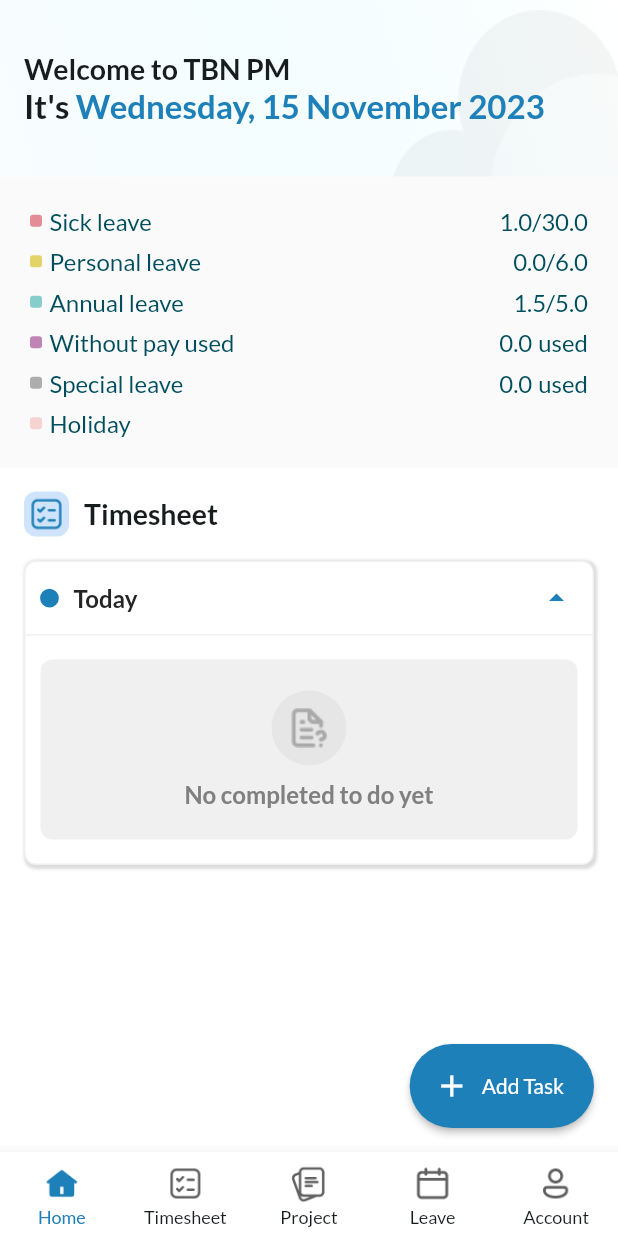
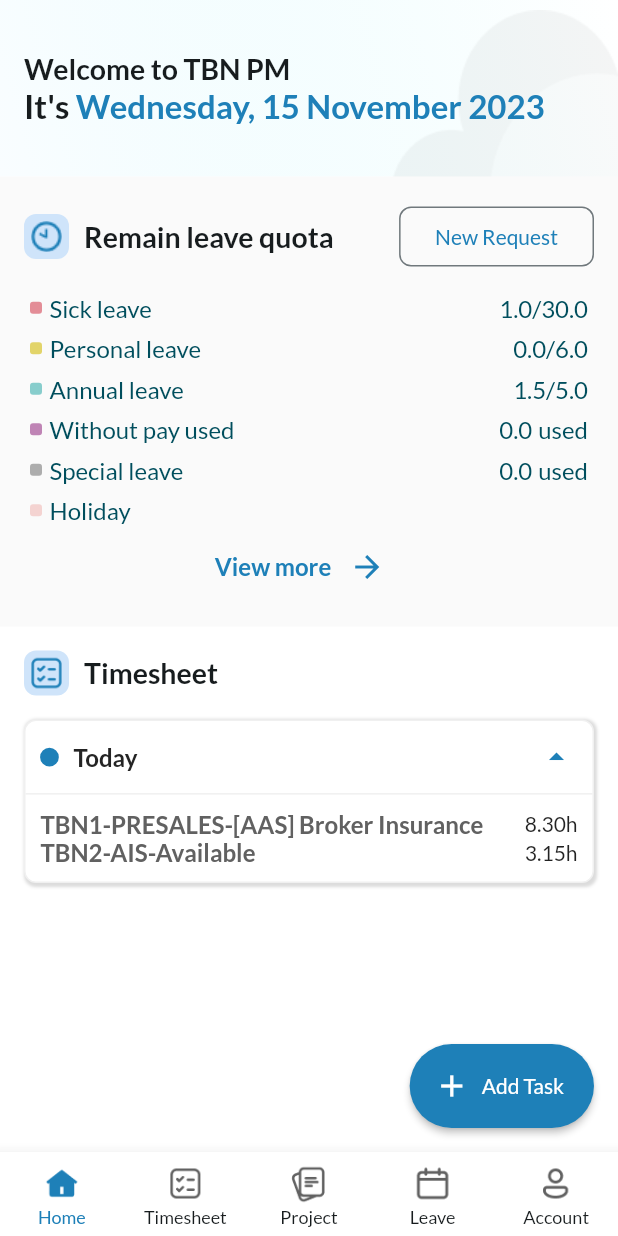
Before and after one commit to vlerbron/timesheet, a Flutter app: the HomePage screen opened by its route, on a phone screen of 412 x 824 dp. Run offline on Flutter 3.47's test engine with Material 2 defaults, Android fonts, the light colour scheme and no system bars; our stand-ins replace dartz, dio, equatable, file_picker, flutter_dotenv, flutter_riverpod and 6 more; missing offline and left inert: events_emitter, file_previewer, flutter_flavor; accounts and stored records are empty.

Commit message:
Modify layout home page.
Modify layout home page.

```diff
--- a/lib/data/datasources/dummies/dummy_task.dart
+++ b/lib/data/datasources/dummies/dummy_task.dart
@@ -9,7 +9,7 @@ List<TaskEntity> dummyTasks = [
     taskDetail: 'Flutter Self Learning',
     duration: const Duration(hours: 8, minutes: 30),
     issue: dummySelectIssue[0],
-    taskDate: DateTime.utc(2023, 11, 13),
+    taskDate: DateTime.utc(2023, 11, 15),
   ),
   TaskEntity(
     id: const Uuid().v4(),
@@ -17,7 +17,7 @@ List<TaskEntity> dummyTasks = [
     taskDetail: 'Drawing',
     duration: const Duration(hours: 3, minutes: 15),
     issue: dummySelectIssue[1],
-    taskDate: DateTime.utc(2023, 11, 13),
+    taskDate: DateTime.utc(2023, 11, 15),
   ),
   TaskEntity(
     id: const Uuid().v4(),
--- a/lib/presentation/pages/home/home_page.dart
+++ b/lib/presentation/pages/home/home_page.dart
@@ -1,3 +1,4 @@
+import 'package:events_emitter/emitters/event_emitter.dart';
 import 'package:flutter/material.dart';
 import 'package:flutter_riverpod/flutter_riverpod.dart';
 import 'package:intl/intl.dart';
@@ -17,6 +18,15 @@ class HomePage extends ConsumerStatefulWidget {
 }
 
 class _HomePageState extends ConsumerState<HomePage> {
+  @override
+  void didChangeDependencies() {
+    super.didChangeDependencies();
+    final EventEmitter events = ref.watch(timesheetEventProvider);
+    events.on(TimesheetRebuildEvent.kTimesheetRebuild, (_) {
+      if (mounted) setState(() {});
+    });
+  }
+
   @override
   Widget build(BuildContext context) {
     final ColorScheme colorScheme = Theme.of(context).colorScheme;
@@ -105,12 +115,76 @@ class _HomePageState extends ConsumerState<HomePage> {
                       decoration: BoxDecoration(
                         color: colorScheme.primaryContainer,
                       ),
-                      child: AnnualStatisticData(
-                        leaveQuota: currentLeaveQuota,
-                        showHeader: false,
-                        showHoliday: true,
-                        textColor:
-                            Theme.of(context).colorScheme.onPrimaryContainer,
+                      child: Column(
+                        children: [
+                          Row(
+                            children: [
+                              Container(
+                                width: 30,
+                                height: 30,
+                                decoration: BoxDecoration(
+                                  borderRadius: BorderRadius.circular(
+                                      kWidgetCircularRadius),
+                                  color: const Color(0xFFCFE4FA),
+                                ),
+                                child: Image.asset(
+                                    'assets/icons/icon-remain-leave-quota.png'),
+                              ),
+                              Padding(
+                                padding: const EdgeInsets.only(
+                                    left: kWidgetLineSpace),
+                                child: Text(
+                                  'Remain leave quota',
+                                  style: textTheme.titleLarge!.copyWith(
+                                    color: Theme.of(context)
+                                        .colorScheme
+                                        .onBackground,
+                                    fontSize: 19,
+                                  ),
+                                ),
+                              ),
+                              const Spacer(),
+                              OutlinedButton(
+                                onPressed: () {},
+                                style: OutlinedButton.styleFrom(
+                                  shape: RoundedRectangleBorder(
+                                    borderRadius: BorderRadius.circular(
+                                        kWidgetCircularRadius),
+                                    side: BorderSide(
+                                        width: 1, color: colorScheme.primary),
+                                  ),
+                                ),
+                                child: const Text('New Request'),
+                              ),
+                            ],
+                          ),
+                          Padding(
+                            padding:
+                                const EdgeInsets.only(top: kWidgetLineSpace),
+                            child: AnnualStatisticData(
+                              leaveQuota: currentLeaveQuota,
+                              showHeader: false,
+                              showHoliday: true,
+                              textColor: Theme.of(context)
+                                  .colorScheme
+                                  .onPrimaryContainer,
+                            ),
+                          ),
+                          Row(
+                            mainAxisAlignment: MainAxisAlignment.center,
+                            children: [
+                              Text(
+                                'View more',
+                                style: textTheme.titleMedium!
+                                    .copyWith(color: colorScheme.primary),
+                              ),
+                              IconButton(
+                                  icon: const Icon(Icons.arrow_forward),
+                                  color: colorScheme.primary,
+                                  onPressed: () {}),
+                            ],
+                          ),
+                        ],
                       ),
                     ),
                     Padding(
@@ -152,9 +226,7 @@ class _HomePageState extends ConsumerState<HomePage> {
                 onPressed: () {
                   ref.read(taskProvider.notifier).setNewTaskState(
                       DateFormat('EEEE').format(todayDate), todayDate);
-                  Navigator.of(context)
-                      .pushNamed(Routes.newEditTaskPage)
-                      .then((_) => setState(() {}));
+                  Navigator.of(context).pushNamed(Routes.newEditTaskPage);
                 }),
           ],
         ),
--- a/lib/presentation/pages/timesheet/new_edit_task_page.dart
+++ b/lib/presentation/pages/timesheet/new_edit_task_page.dart
@@ -138,7 +138,9 @@ class _NewEditTaskState extends ConsumerState<NewEditTaskPage>
   Widget build(BuildContext context) {
     return Scaffold(
       appBar: AppBar(
-        title: const Text('New task'),
+        title: Text((ref.watch(taskProvider).taskStatus == TaskStatus.add)
+            ? 'New task'
+            : 'Edit task'),
         centerTitle: true,
         automaticallyImplyLeading: false,
       ),
--- a/lib/presentation/routes/route.dart
+++ b/lib/presentation/routes/route.dart
@@ -5,7 +5,7 @@ import 'package:timesheet/presentation/pages/home/home_page.dart';
 import 'package:timesheet/presentation/pages/leave/leave_page.dart';
 import 'package:timesheet/presentation/pages/leave/new_leave_request_page.dart';
 import 'package:timesheet/presentation/pages/timesheet/new_edit_task_page.dart';
-import 'package:timesheet/pages/project_page.dart';
+import 'package:timesheet/presentation/project/project_page.dart';
 import 'package:timesheet/presentation/pages/timesheet/timesheet_page.dart';
 import 'package:timesheet/presentation/pages/login/login_page.dart';
 import 'package:timesheet/presentation/pages/login/splash_page.dart';
```
Also changed, not shown: assets/icons/icon-remain-leave-quota.png (added), lib/presentation/project/project_page.dart (renamed from lib/pages/project_page.dart).
